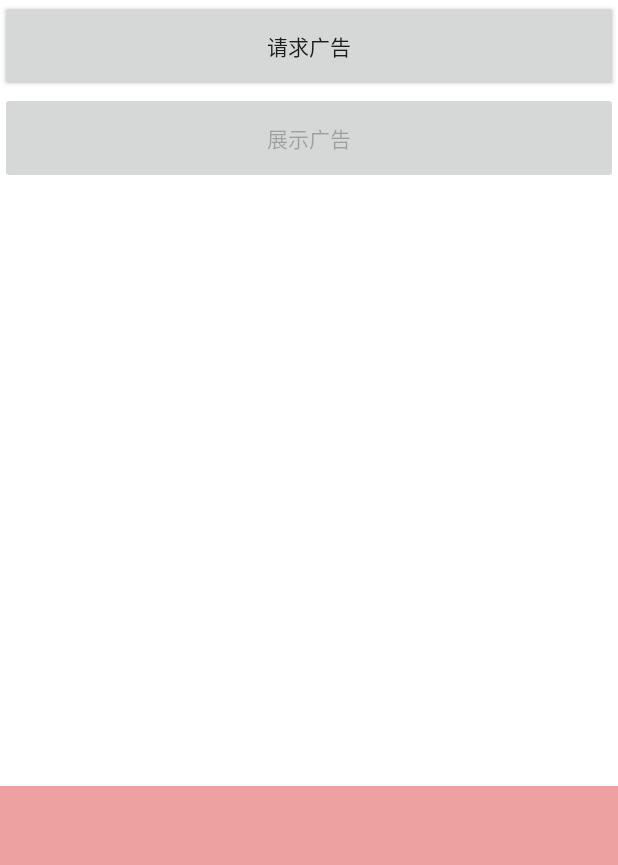
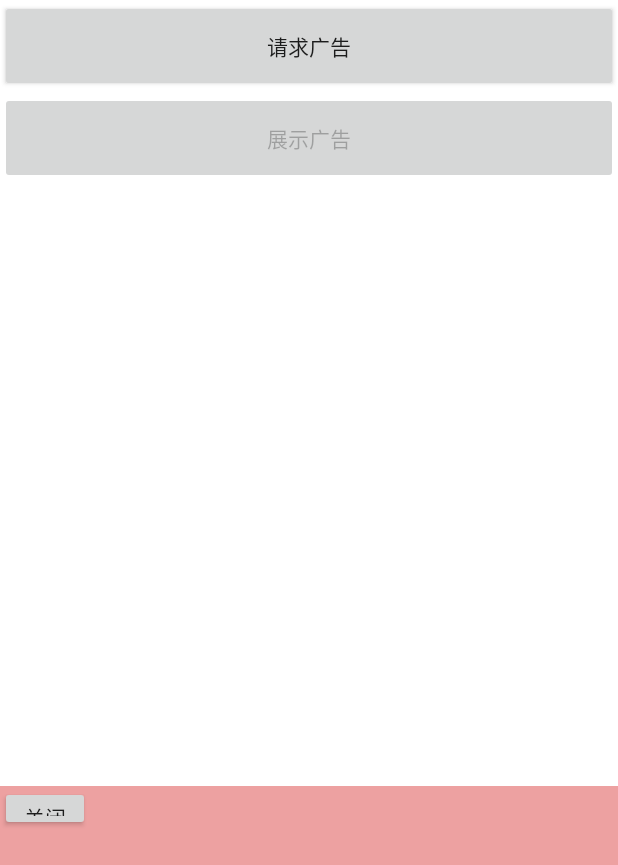
Before and after one commit to MageJun/sdk_demo, an Android app: the FeedListTopTextActivity screen opened directly, with no data from a screen before it, on a phone screen of 412 x 824 dp. Shown: the top 865 px of the screen. Run offline under Robolectric (Android 15) with nearby library versions, the phone set to English and light mode, and no system bars; libraries missing offline, so code that uses them is left out: com.analytics.sdk, com.androidquery, com.androidquery.callback; 2 statements that could not run were skipped.

Commit message:
华为验收添加广告源和关闭按钮

```diff
--- a/src/main/res/layout/activity_feedlist_native_ad.xml
+++ b/src/main/res/layout/activity_feedlist_native_ad.xml
@@ -38,29 +38,20 @@
         android:layout_height="300dp"
         android:background="#EDA1A1"
         >
+        <!--广告容器-->
         <FrameLayout
             android:id="@+id/adContainer"
             android:layout_width="match_parent"
             android:layout_height="match_parent"
             >
         </FrameLayout>
+
+        <!--关闭按钮-->
         <Button
             android:id="@+id/btn_close"
             android:layout_width="60dp"
             android:layout_height="30dp"
-            android:layout_alignTop="@id/img_logo"
-            android:layout_alignParentRight="true"
-            android:layout_marginTop="20dp"
-            android:layout_marginEnd="20dp"
-            android:layout_marginRight="20dp"
-            android:layout_marginBottom="20dp"
-            android:background="@drawable/buttonstyle"
-            android:textColor="#37383b"
-            android:textSize="14sp"
-            android:text="关闭"
-            android:visibility="gone"
-            android:layout_gravity="right"
-            android:onClick="onBaseClick"
+           android:text="关闭"
             />
     </FrameLayout>
 
--- a/src/main/res/layout/activity_feedlist_native_bobo_ad.xml
+++ b/src/main/res/layout/activity_feedlist_native_bobo_ad.xml
@@ -89,6 +89,7 @@
             android:layout_marginTop="20dp"
             android:layout_marginBottom="20dp"
             android:text="广告"
+            android:textSize="12sp"
             app:layout_constraintBottom_toBottomOf="parent"
             app:layout_constraintStart_toEndOf="@+id/text_title"
             app:layout_constraintTop_toBottomOf="@+id/img_poster" />
```
Also changed, not shown: src/main/java/com/adsdk/demo/feedlist/FeedListTopTextActivity.java (+4 -3 lines).
